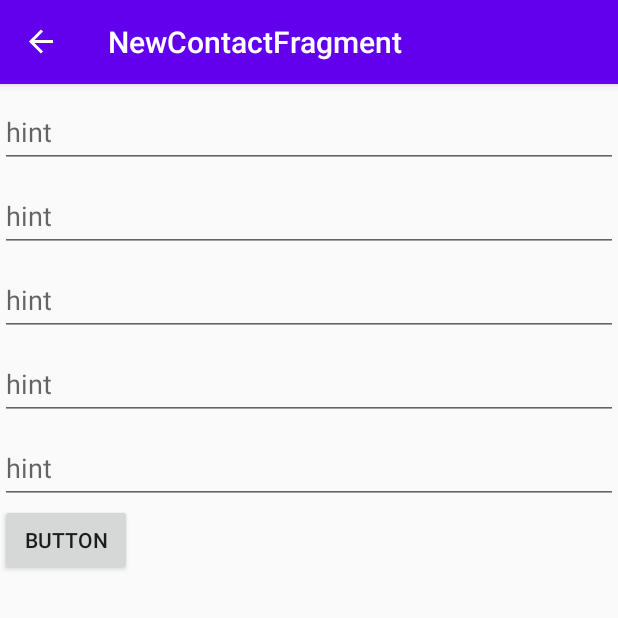
After one commit to tomklecha/AddressBook, an Android app: the NewContactFragment screen opened through its navigation route, on a phone screen of 412 x 824 dp, the top half of it. The commit adds this screen. Run offline under Robolectric (Android 15) with nearby library versions, the phone set to English and light mode, and no system bars; our stand-ins replace Room's generated code, navigation-ui.

Commit message:
created new contact fragment

```diff
--- a/app/src/main/java/com/tkdev/nuomaddressbook/MainActivity.kt
+++ b/app/src/main/java/com/tkdev/nuomaddressbook/MainActivity.kt
@@ -18,7 +18,8 @@ class MainActivity : AppCompatActivity() {
         appBarConfiguration = AppBarConfiguration(
             setOf(
                 R.id.contactsFragment,
-                R.id.singleContactFragment
+                R.id.singleContactFragment,
+                R.id.createNewContact
             )
         )
         setupActionBarWithNavController(navController, appBarConfiguration)
--- a/app/src/main/java/com/tkdev/nuomaddressbook/data/ContactDao.kt
+++ b/app/src/main/java/com/tkdev/nuomaddressbook/data/ContactDao.kt
@@ -8,7 +8,7 @@ import androidx.room.Query
 @Dao
 interface ContactDao {
 
-    @Insert(onConflict = OnConflictStrategy.IGNORE)
+    @Insert(onConflict = OnConflictStrategy.REPLACE)
     fun insert(contact: Contact)
 
     @Insert(onConflict = OnConflictStrategy.IGNORE)
--- a/app/src/main/java/com/tkdev/nuomaddressbook/repository/ContactsRepository.kt
+++ b/app/src/main/java/com/tkdev/nuomaddressbook/repository/ContactsRepository.kt
@@ -1,5 +1,6 @@
 package com.tkdev.nuomaddressbook.repository
 
+import com.tkdev.nuomaddressbook.data.Contact
 import com.tkdev.nuomaddressbook.data.ContactDao
 
 class ContactsRepository(private val dao: ContactDao) {
@@ -7,6 +8,8 @@ class ContactsRepository(private val dao: ContactDao) {
     fun getContacts() = dao.getContacts()
 
     fun getContact(contactId: Int) = dao.getContact(contactId)
+
+    fun saveContact(contact: Contact) = dao.insert(contact)
 
     companion object {
 
--- a/app/src/main/java/com/tkdev/nuomaddressbook/viewmodels/ContactsViewModel.kt
+++ b/app/src/main/java/com/tkdev/nuomaddressbook/viewmodels/ContactsViewModel.kt
@@ -14,14 +14,19 @@ class ContactsViewModel(
 
     private val _contacts = MutableLiveData<List<Contact>>()
 
-    val contact: LiveData<Contact> = _contact.switchMap { liveData { emit(it) } }
+    val contact: LiveData<Contact> = _contact
 
-    val contacts: LiveData<List<Contact>> = _contacts.switchMap { liveData { emit(it) } }
+    val contacts: LiveData<List<Contact>> = _contacts
+
+    fun saveContact(contact: Contact) =
+        viewModelScope.launch(Dispatchers.IO) {
+            repository.saveContact(contact)
+        }
 
     fun getContact(contact: Int) =
         viewModelScope.launch(Dispatchers.IO) {
-        _contact.postValue(repository.getContact(contact))
-    }
+            _contact.postValue(repository.getContact(contact))
+        }
 
     init {
         viewModelScope.launch(Dispatchers.IO) {
--- a/app/src/main/java/com/tkdev/nuomaddressbook/views/ContactsFragment.kt
+++ b/app/src/main/java/com/tkdev/nuomaddressbook/views/ContactsFragment.kt
@@ -1,6 +1,7 @@
 package com.tkdev.nuomaddressbook.views
 
 import android.os.Bundle
+import android.view.View
 import androidx.fragment.app.Fragment
 import androidx.fragment.app.activityViewModels
 import androidx.fragment.app.viewModels
@@ -9,8 +10,8 @@ import androidx.navigation.fragment.findNavController
 import androidx.recyclerview.widget.LinearLayoutManager
 import com.tkdev.nuomaddressbook.R
 import com.tkdev.nuomaddressbook.adapters.ContactsAdapter
+import com.tkdev.nuomaddressbook.data.Contact
 import com.tkdev.nuomaddressbook.utilities.InjectorUtils
-import com.tkdev.nuomaddressbook.utilities.TextUtilities
 import com.tkdev.nuomaddressbook.viewmodels.ContactsViewModel
 import kotlinx.android.synthetic.main.fragment_contacts.*
 
@@ -18,14 +19,19 @@ class ContactsFragment : Fragment(R.layout.fragment_contacts), ContactsAdapter.L
 
     private lateinit var contactsAdapter: ContactsAdapter
 
-    private val contactsViewModel: ContactsViewModel by activityViewModels() {
+    private val contactsViewModel: ContactsViewModel by activityViewModels{
         InjectorUtils.provideContactsViewModelFactory(requireContext())
     }
 
-    override fun onStart() {
-        super.onStart()
+    override fun onViewCreated(view: View, savedInstanceState: Bundle?) {
+        super.onViewCreated(view, savedInstanceState)
 
         contactsAdapter = ContactsAdapter(requireContext(), this)
+
+        contactsViewModel.contacts.observe(viewLifecycleOwner, Observer { list ->
+
+            contactsAdapter.setContactList(list)
+        })
 
         contactsRecyclerView.apply {
             adapter = contactsAdapter
@@ -33,10 +39,17 @@ class ContactsFragment : Fragment(R.layout.fragment_contacts), ContactsAdapter.L
                 LinearLayoutManager(requireContext(), LinearLayoutManager.VERTICAL, false)
         }
 
-        contactsViewModel.contacts.observe(this, Observer { list ->
+        createContact.setOnClickListener {
+            findNavController().navigate(R.id.createNewContact)
+        }
+
+    }
+
+    override fun onResume() {
+        super.onResume()
+        contactsViewModel.contacts.observe(viewLifecycleOwner, Observer { list ->
             contactsAdapter.setContactList(list)
         })
-
     }
 
     override fun onItemSelected(contactId: Int) {
--- /dev/null
+++ b/app/src/main/java/com/tkdev/nuomaddressbook/views/NewContactFragment.kt
@@ -0,0 +1,37 @@
+package com.tkdev.nuomaddressbook.views
+
+import android.content.Context
+import androidx.fragment.app.Fragment
+import androidx.fragment.app.activityViewModels
+import androidx.fragment.app.viewModels
+import androidx.navigation.fragment.findNavController
+import com.tkdev.nuomaddressbook.R
+import com.tkdev.nuomaddressbook.data.Contact
+import com.tkdev.nuomaddressbook.utilities.InjectorUtils
+import com.tkdev.nuomaddressbook.viewmodels.ContactsViewModel
+import kotlinx.android.synthetic.main.fragment_new_contact.*
+
+class NewContactFragment : Fragment(R.layout.fragment_new_contact) {
+
+    private val contactsViewModel: ContactsViewModel by activityViewModels {
+        InjectorUtils.provideContactsViewModelFactory(requireContext())
+    }
+
+    override fun onStart() {
+        super.onStart()
+
+        saveButton.setOnClickListener {
+            contactsViewModel.saveContact(
+                Contact(
+                    newContactFirstName.text.toString(),
+                    newContactLastName.text.toString(),
+                    newContactEmail.text.toString(),
+                    newContactPhoneNumber.text.toString(),
+                    newContactAddress.text.toString()
+                )
+            )
+            findNavController().navigateUp()
+
+        }
+    }
+}
--- a/app/src/main/res/layout/fragment_contacts.xml
+++ b/app/src/main/res/layout/fragment_contacts.xml
@@ -1,14 +1,21 @@
 <?xml version="1.0" encoding="utf-8"?>
-<FrameLayout xmlns:android="http://schemas.android.com/apk/res/android"
+<LinearLayout xmlns:android="http://schemas.android.com/apk/res/android"
     xmlns:app="http://schemas.android.com/apk/res-auto"
     xmlns:tools="http://schemas.android.com/tools"
     android:layout_width="match_parent"
-    android:layout_height="match_parent">
+    android:layout_height="match_parent"
+    android:orientation="vertical">
+
+    <Button
+        android:id="@+id/createContact"
+        android:layout_width="wrap_content"
+        android:layout_height="wrap_content"
+        android:text="Button" />
 
     <androidx.recyclerview.widget.RecyclerView
         android:id="@+id/contactsRecyclerView"
         android:layout_width="match_parent"
-        android:layout_height="match_parent" >
+        android:layout_height="match_parent">
 
     </androidx.recyclerview.widget.RecyclerView>
-</FrameLayout>
+</LinearLayout>
--- /dev/null
+++ b/app/src/main/res/layout/fragment_new_contact.xml
@@ -0,0 +1,68 @@
+<?xml version="1.0" encoding="utf-8"?>
+<LinearLayout xmlns:android="http://schemas.android.com/apk/res/android"
+    android:layout_width="match_parent"
+    android:layout_height="match_parent"
+    android:orientation="vertical">
+
+    <com.google.android.material.textfield.TextInputLayout
+        android:layout_width="match_parent"
+        android:layout_height="wrap_content">
+
+        <com.google.android.material.textfield.TextInputEditText
+            android:id="@+id/newContactFirstName"
+            android:layout_width="match_parent"
+            android:layout_height="wrap_content"
+            android:hint="hint" />
+    </com.google.android.material.textfield.TextInputLayout>
+
+    <com.google.android.material.textfield.TextInputLayout
+        android:layout_width="match_parent"
+        android:layout_height="wrap_content">
+
+        <com.google.android.material.textfield.TextInputEditText
+            android:id="@+id/newContactLastName"
+            android:layout_width="match_parent"
+            android:layout_height="wrap_content"
+            android:hint="hint" />
+    </com.google.android.material.textfield.TextInputLayout>
+
+    <com.google.android.material.textfield.TextInputLayout
+        android:layout_width="match_parent"
+        android:layout_height="wrap_content">
+
+        <com.google.android.material.textfield.TextInputEditText
+            android:id="@+id/newContactEmail"
+            android:layout_width="match_parent"
+            android:layout_height="wrap_content"
+            android:hint="hint" />
+    </com.google.android.material.textfield.TextInputLayout>
+
+    <com.google.android.material.textfield.TextInputLayout
+        android:layout_width="match_parent"
+        android:layout_height="wrap_content">
+
+        <com.google.android.material.textfield.TextInputEditText
+            android:id="@+id/newContactPhoneNumber"
+            android:layout_width="match_parent"
+            android:layout_height="wrap_content"
+            android:hint="hint"
+            android:inputType="number" />
+    </com.google.android.material.textfield.TextInputLayout>
+
+    <com.google.android.material.textfield.TextInputLayout
+        android:layout_width="match_parent"
+        android:layout_height="wrap_content">
+
+        <com.google.android.material.textfield.TextInputEditText
+            android:id="@+id/newContactAddress"
+            android:layout_width="match_parent"
+            android:layout_height="wrap_content"
+            android:hint="hint" />
+    </com.google.android.material.textfield.TextInputLayout>
+
+    <Button
+        android:id="@+id/saveButton"
+        android:layout_width="wrap_content"
+        android:layout_height="wrap_content"
+        android:text="Button" />
+</LinearLayout>
--- a/app/src/main/res/navigation/nav_main.xml
+++ b/app/src/main/res/navigation/nav_main.xml
@@ -13,11 +13,19 @@
             android:id="@+id/openCurrentContact"
             app:destination="@id/singleContactFragment"
             />
+        <action
+            android:id="@+id/createNewContact"
+            app:destination="@id/newContactFragment" />
     </fragment>
     <fragment
         android:id="@+id/singleContactFragment"
         android:name="com.tkdev.nuomaddressbook.views.SingleContactFragment"
         android:label="SingleContactFragment"
         tools:layout="@layout/fragment_single_contact" />
+    <fragment
+        android:id="@+id/newContactFragment"
+        android:name="com.tkdev.nuomaddressbook.views.NewContactFragment"
+        android:label="NewContactFragment"
+        tools:layout="@layout/fragment_new_contact" />
 
 </navigation>
```
